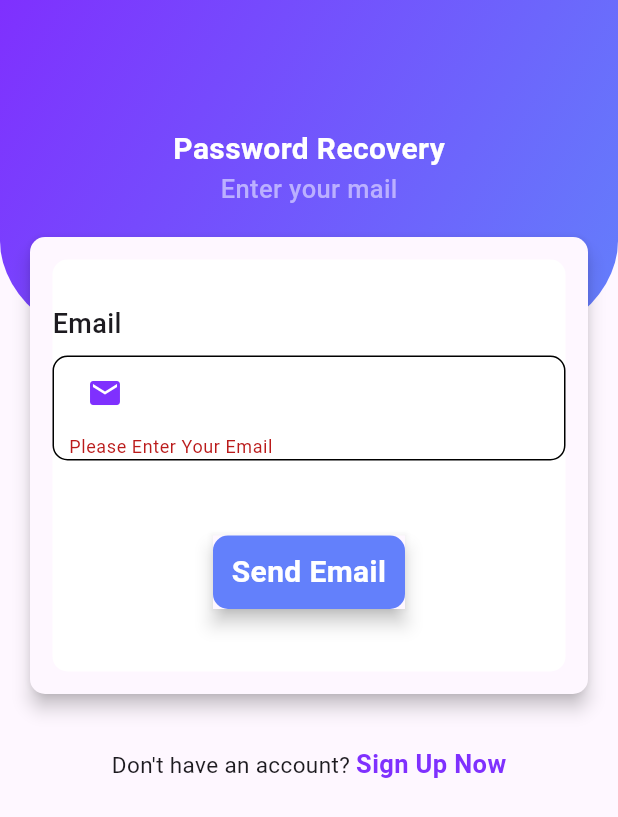
After one commit to Ajaykumaryadav-Aj/chat_x, a Flutter app: the ForgotPassword screen opened directly, after a tap on "Send Email", on a phone screen of 412 x 824 dp. The commit adds this screen. Shown: the top 817 px of the screen. Run offline on Flutter 3.47's test engine with Material 3 defaults, Android fonts, the phone set to English and light mode, and no system bars; our stand-ins replace cloud_firestore, firebase_auth, firebase_core, random_string, shared_preferences; accounts and stored records are empty; network calls fail.

Commit message:
forgot password screen

```diff
--- /dev/null
+++ b/lib/screens/forgot_password.dart
@@ -0,0 +1,206 @@
+import 'package:chat_x/screens/sign_up.dart';
+import 'package:firebase_auth/firebase_auth.dart';
+import 'package:firebase_core/firebase_core.dart';
+import 'package:flutter/material.dart';
+
+class ForgotPassword extends StatefulWidget {
+  const ForgotPassword({super.key});
+
+  @override
+  State<ForgotPassword> createState() => _ForgotPasswordState();
+}
+
+class _ForgotPasswordState extends State<ForgotPassword> {
+  String email = "";
+  final _formkey = GlobalKey<FormState>();
+
+  TextEditingController usermailController = new TextEditingController();
+
+  resetPassword() async {
+    try {
+      await FirebaseAuth.instance.sendPasswordResetEmail(email: email);
+      ScaffoldMessenger.of(context).showSnackBar(SnackBar(
+          content: Text(
+        "Password Reset Email has been sent",
+        style: TextStyle(fontSize: 18.8),
+      )));
+    } on FirebaseException catch (e) {
+      if (e.code == "user-not-found") {
+        ScaffoldMessenger.of(context).showSnackBar(SnackBar(
+            content: Text(
+          "No User found for that email",
+          style: TextStyle(fontSize: 18.0),
+        )));
+      }
+    }
+  }
+
+  @override
+  Widget build(BuildContext context) {
+    return Scaffold(
+        body: Container(
+      child: Stack(
+        children: [
+          Container(
+            height: MediaQuery.of(context).size.height / 3.5,
+            width: MediaQuery.of(context).size.width,
+            decoration: const BoxDecoration(
+              gradient: LinearGradient(
+                colors: [Color(0xFF7f30fe), Color(0xFF6380fb)],
+                begin: Alignment.topLeft,
+                end: Alignment.bottomRight,
+              ),
+              borderRadius: BorderRadius.vertical(
+                bottom: Radius.elliptical(105, 75.0),
+              ),
+            ),
+          ),
+          Padding(
+            padding: const EdgeInsets.only(top: 85.0),
+            child: Column(
+              children: [
+                const Center(
+                  child: Text(
+                    "Password Recovery",
+                    style: TextStyle(
+                        color: Colors.white,
+                        fontWeight: FontWeight.bold,
+                        fontSize: 20),
+                  ),
+                ),
+                const Center(
+                  child: Text(
+                    "Enter your mail",
+                    style: TextStyle(
+                        color: Color(0xFFbbb0ff),
+                        fontWeight: FontWeight.w500,
+                        fontSize: 17),
+                  ),
+                ),
+                Container(
+                  margin: const EdgeInsets.symmetric(
+                      vertical: 20.0, horizontal: 20.0),
+                  child: Material(
+                    elevation: 5.0,
+                    borderRadius: BorderRadius.circular(10),
+                    child: Container(
+                      padding: const EdgeInsets.only(top: 30),
+                      margin: const EdgeInsets.symmetric(
+                          vertical: 15.0, horizontal: 15.0),
+                      height: MediaQuery.of(context).size.height / 3,
+                      width: MediaQuery.of(context).size.width,
+                      decoration: BoxDecoration(
+                        color: Colors.white,
+                        borderRadius: BorderRadius.circular(10),
+                      ),
+                      child: Form(
+                        key: _formkey,
+                        child: Column(
+                          crossAxisAlignment: CrossAxisAlignment.start,
+                          children: [
+                            const Text(
+                              "Email",
+                              style: TextStyle(
+                                fontSize: 18,
+                                fontWeight: FontWeight.w500,
+                              ),
+                            ),
+                            const SizedBox(height: 8.0),
+                            Container(
+                              padding: const EdgeInsets.only(left: 10),
+                              decoration: BoxDecoration(
+                                borderRadius: BorderRadius.circular(10),
+                                border: Border.all(width: 1),
+                              ),
+                              child: TextFormField(
+                                controller: usermailController,
+                                validator: (value) {
+                                  if (value == null || value.isEmpty) {
+                                    return "Please Enter Your Email";
+                                  }
+                                  return null;
+                                },
+                                decoration: const InputDecoration(
+                                    border: InputBorder.none,
+                                    prefixIcon: Icon(
+                                      Icons.email,
+                                      color: Color(0xFF7f30fe),
+                                    )),
+                              ),
+                            ),
+                            const SizedBox(height: 50),
+                            GestureDetector(
+                              onTap: () {
+                                if (_formkey.currentState!.validate()) {
+                                  setState(() {
+                                    email = usermailController.text;
+                                  });
+                                }
+                                resetPassword();
+                              },
+                              child: Center(
+                                child: Material(
+                                  elevation: 5,
+                                  child: Container(
+                                    padding: const EdgeInsets.all(10),
+                                    width: 128,
+                                    decoration: BoxDecoration(
+                                        color: const Color(0xFF6380fb),
+                                        borderRadius:
+                                            BorderRadius.circular(10)),
+                                    child: const Text(
+                                      "Send Email",
+                                      textAlign: TextAlign.center,
+                                      style: TextStyle(
+                                          color: Colors.white,
+                                          fontWeight: FontWeight.bold,
+                                          fontSize: 20),
+                                    ),
+                                  ),
+                                ),
+                              ),
+                            )
+                          ],
+                        ),
+                      ),
+                    ),
+                  ),
+                ),
+                const SizedBox(height: 15),
+                Row(
+                  mainAxisAlignment: MainAxisAlignment.center,
+                  children: [
+                    const Text(
+                      "Don't have an account? ",
+                      style: TextStyle(
+                        fontSize: 15,
+                      ),
+                    ),
+                    GestureDetector(
+                      onTap: () {
+                        Navigator.push(
+                            context,
+                            MaterialPageRoute(
+                              builder: (context) => const SignUpScreen(),
+                            ));
+                      },
+                      child: const Text(
+                        "Sign Up Now",
+                        style: TextStyle(
+                            fontWeight: FontWeight.bold,
+                            color: Color(
+                              0xFF7f30fe,
+                            ),
+                            fontSize: 17),
+                      ),
+                    )
+                  ],
+                )
+              ],
+            ),
+          )
+        ],
+      ),
+    ));
+  }
+}
--- a/lib/screens/signin.dart
+++ b/lib/screens/signin.dart
@@ -1,4 +1,6 @@
+import 'package:chat_x/screens/forgot_password.dart';
 import 'package:chat_x/screens/home.dart';
+import 'package:chat_x/screens/sign_up.dart';
 import 'package:chat_x/service/database.dart';
 import 'package:chat_x/service/shared_pref.dart';
 import 'package:cloud_firestore/cloud_firestore.dart';
@@ -32,7 +34,7 @@
       pic = "${querySnapshot.docs[0]['Photo']}";
       id = querySnapshot.docs[0].id;
       await SharedPrefHelper().saveUserDisplayName(name);
-        await SharedPrefHelper().saveUserName (username);
+      await SharedPrefHelper().saveUserName(username);
       await SharedPrefHelper().saveUserId(id);
 
       await SharedPrefHelper().saveUserPic(pic);
@@ -54,7 +56,7 @@
         ScaffoldMessenger.of(context).showSnackBar(const SnackBar(
             backgroundColor: Colors.orangeAccent,
             content: Text(
-              "Wrong Password provide by User",
+              "Wrong Password Provide by User",
               style: TextStyle(fontSize: 18, color: Colors.black),
             )));
       }
@@ -191,12 +193,22 @@
                               ],
                             ),
                             const SizedBox(height: 8.0),
-                            Container(
+                            GestureDetector(
+                              onTap: () {
+                                Navigator.push(
+                                    context,
+                                    MaterialPageRoute(
+                                      builder: (context) => ForgotPassword(),
+                                    ));
+                              },
+                              child: Container(
                                 alignment: Alignment.bottomRight,
                                 child: const Text(
                                   "Forget Password?",
                                   style: TextStyle(
-                                    fontSize: 18, fontWeight: FontWeight.w500),
+                                      fontSize: 18,
+                                      fontWeight: FontWeight.w500),
+                                ),
                               ),
                             ),
                             const SizedBox(height: 50),
@@ -239,7 +251,7 @@
                   ),
                 ),
                 const SizedBox(height: 15),
-                const Row(
+                Row(
                   mainAxisAlignment: MainAxisAlignment.center,
                   children: [
                     Text(
@@ -248,7 +260,15 @@
                         fontSize: 15,
                       ),
                     ),
-                    Text(
+                    GestureDetector(
+                      onTap: () {
+                        Navigator.push(
+                            context,
+                            MaterialPageRoute(
+                              builder: (context) => SignUpScreen(),
+                            ));
+                      },
+                      child: Text(
                         "Sign Up Now",
                         style: TextStyle(
                             fontWeight: FontWeight.bold,
@@ -256,6 +276,7 @@
                               0xFF7f30fe,
                             ),
                             fontSize: 17),
+                      ),
                     )
                   ],
                 )
```
Lines whose indentation alone changed are shown as unchanged.
